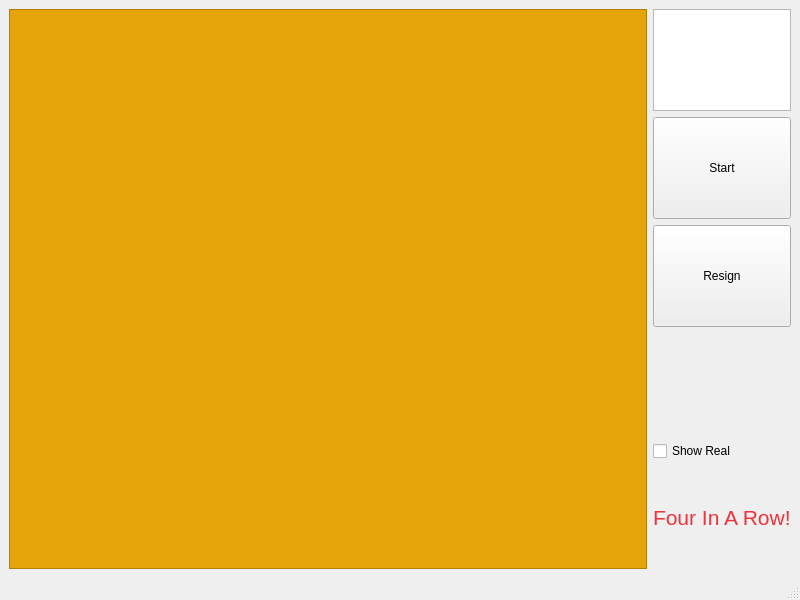
Old version of the form testBoard/mainwindow.ui in the repository CharlieVinnie/RandGomoku.
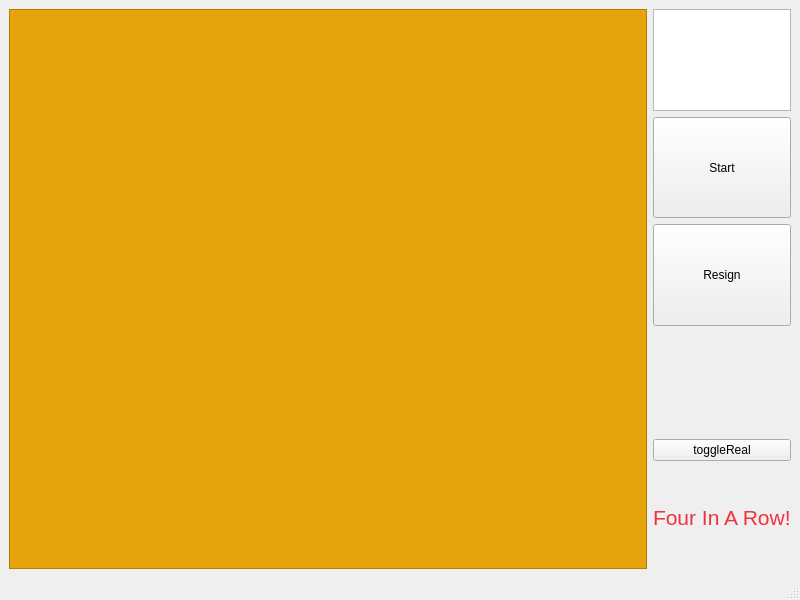
New version of the form.

Commit message: Add four-in-a-row detection and replace checkbox with toggle button

Patch:
```diff
--- a/testBoard/mainwindow.ui
+++ b/testBoard/mainwindow.ui
@@ -77,9 +77,9 @@
        </widget>
       </item>
       <item>
-       <widget class="QCheckBox" name="show_real_checkbox">
+       <widget class="QPushButton" name="toggle_real">
         <property name="text">
-         <string>Show Real</string>
+         <string>toggleReal</string>
         </property>
        </widget>
       </item>
```
Left out of the diff: 2 changed lines with no effect on the pictures. The commit also changes 2 other files.
